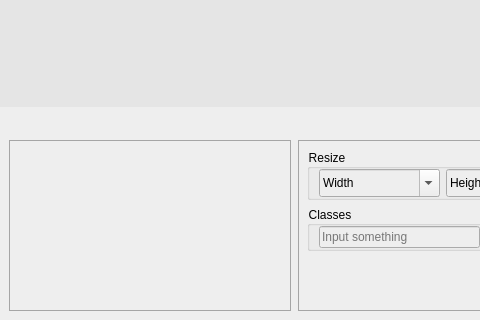
This is views/error_detect_screen.ui in Shockmstr/FQCS_DesktopApp as Qt 5 draws it before an edit; both pictures show x 0 to 480 and y 464 to 784 of the 1440 by 784 pixel window. The edited form follows.
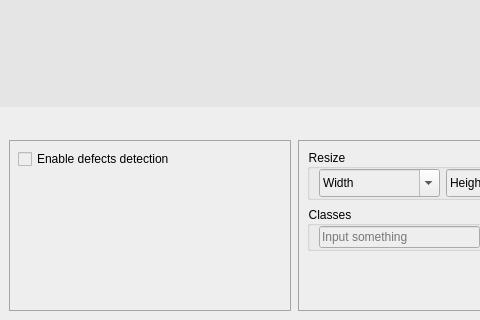
This is the edited form.

Commit message: #1. invert and enable button

What changed in the file:
```diff
--- a/views/error_detect_screen.ui
+++ b/views/error_detect_screen.ui
@@ -209,7 +209,31 @@
 	border: 1px solid #A5A5A5
 }</string>
            </property>
-           <layout class="QVBoxLayout" name="verticalLayout_10"/>
+           <layout class="QVBoxLayout" name="verticalLayout_10" stretch="0,0">
+            <property name="bottomMargin">
+             <number>12</number>
+            </property>
+            <item>
+             <widget class="QCheckBox" name="chkDefectDetection">
+              <property name="text">
+               <string>Enable defects detection</string>
+              </property>
+             </widget>
+            </item>
+            <item>
+             <spacer name="verticalSpacer">
+              <property name="orientation">
+               <enum>Qt::Vertical</enum>
+              </property>
+              <property name="sizeHint" stdset="0">
+               <size>
+                <width>20</width>
+                <height>40</height>
+               </size>
+              </property>
+             </spacer>
+            </item>
+           </layout>
           </widget>
          </item>
          <item>
```
The commit also changes 6 other files.
